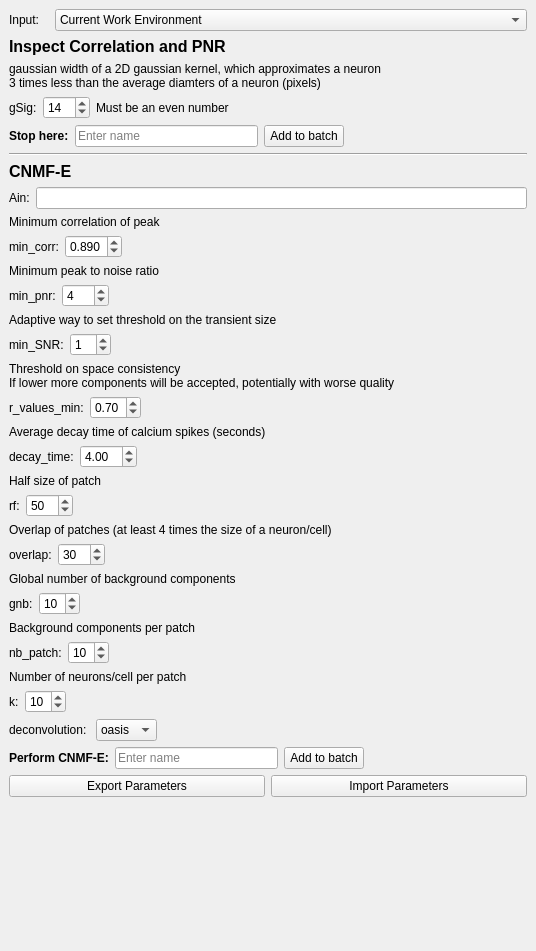
The window that mesmerize/viewer/modules/ui_files/cnmfe_pytemplate.ui (kushalkolar/MESmerize) describes before a commit, drawn with Qt 5.
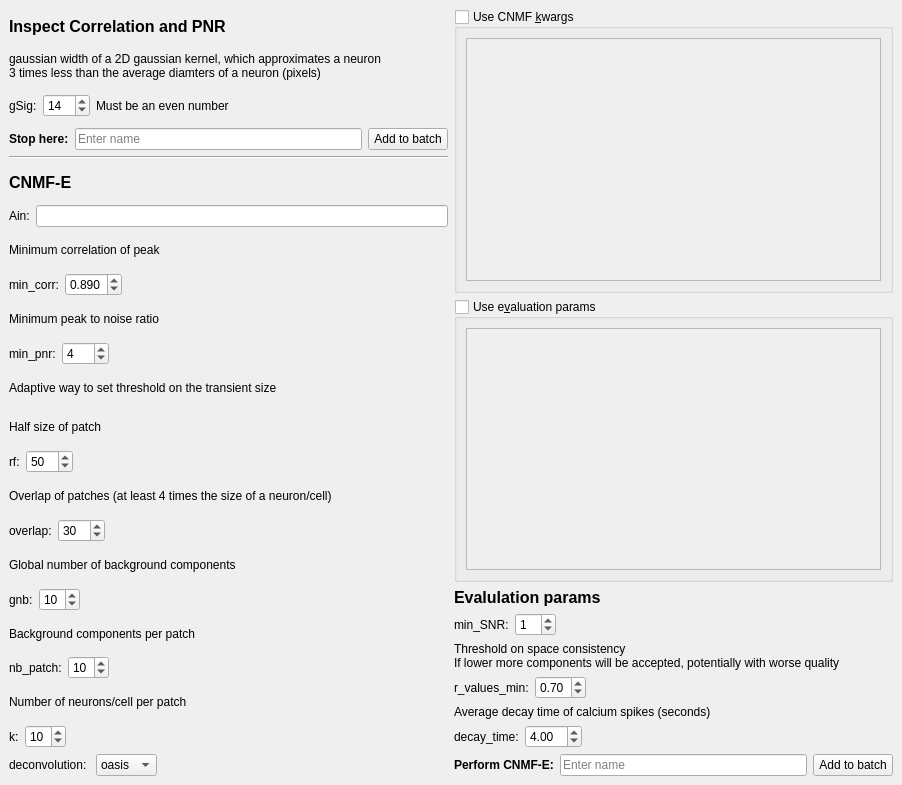
The same window after the commit.

Commit message: ui files for cnmf and cnmfe have kwarg entry boxes, not yet functionally implemented

Patch:
```diff
--- a/mesmerize/viewer/modules/ui_files/cnmfe_pytemplate.ui
+++ b/mesmerize/viewer/modules/ui_files/cnmfe_pytemplate.ui
@@ -9,8 +9,8 @@
    <rect>
     <x>0</x>
     <y>0</y>
-    <width>536</width>
-    <height>951</height>
+    <width>902</width>
+    <height>785</height>
    </rect>
   </property>
   <property name="floating">
@@ -20,39 +20,9 @@
    <string>&amp;CNMF-E</string>
   </property>
   <widget class="QWidget" name="dockWidgetContents">
-   <layout class="QVBoxLayout" name="verticalLayout">
-    <item>
      <layout class="QHBoxLayout" name="horizontalLayout_4">
       <item>
-       <widget class="QLabel" name="label_19">
-        <property name="minimumSize">
-         <size>
-          <width>0</width>
-          <height>0</height>
-         </size>
-        </property>
-        <property name="maximumSize">
-         <size>
-          <width>40</width>
-          <height>16777215</height>
-         </size>
-        </property>
-        <property name="text">
-         <string>Input:</string>
-        </property>
-       </widget>
-      </item>
-      <item>
-       <widget class="QComboBox" name="comboBoxInput">
-        <item>
-         <property name="text">
-          <string>Current Work Environment</string>
-         </property>
-        </item>
-       </widget>
-      </item>
-     </layout>
-    </item>
+     <layout class="QVBoxLayout" name="verticalLayout_2">
     <item>
      <widget class="QLabel" name="label_5">
       <property name="font">
@@ -154,19 +124,6 @@
         </property>
        </widget>
       </item>
-      <item>
-       <spacer name="horizontalSpacer_3">
-        <property name="orientation">
-         <enum>Qt::Horizontal</enum>
-        </property>
-        <property name="sizeHint" stdset="0">
-         <size>
-          <width>40</width>
-          <height>20</height>
-         </size>
-        </property>
-       </spacer>
-      </item>
      </layout>
     </item>
     <item>
@@ -299,126 +256,6 @@
       </property>
      </widget>
     </item>
-    <item>
-     <layout class="QHBoxLayout" name="horizontalLayout_8">
-      <item>
-       <widget class="QLabel" name="label_12">
-        <property name="text">
-         <string>min_SNR:</string>
-        </property>
-       </widget>
-      </item>
-      <item>
-       <widget class="QSpinBox" name="spinBoxMinSNR">
-        <property name="value">
-         <number>1</number>
-        </property>
-       </widget>
-      </item>
-      <item>
-       <spacer name="horizontalSpacer_6">
-        <property name="orientation">
-         <enum>Qt::Horizontal</enum>
-        </property>
-        <property name="sizeHint" stdset="0">
-         <size>
-          <width>40</width>
-          <height>20</height>
-         </size>
-        </property>
-       </spacer>
-      </item>
-     </layout>
-    </item>
-    <item>
-     <widget class="QLabel" name="label_14">
-      <property name="text">
-       <string>Threshold on space consistency 
-If lower more components will be accepted, potentially with worse quality</string>
-      </property>
-     </widget>
-    </item>
-    <item>
-     <layout class="QHBoxLayout" name="horizontalLayout_9">
-      <item>
-       <widget class="QLabel" name="label_15">
-        <property name="text">
-         <string>r_values_min:</string>
-        </property>
-       </widget>
-      </item>
-      <item>
-       <widget class="QDoubleSpinBox" name="doubleSpinBoxRValuesMin">
-        <property name="maximum">
-         <double>1.000000000000000</double>
-        </property>
-        <property name="singleStep">
-         <double>0.025000000000000</double>
-        </property>
-        <property name="value">
-         <double>0.700000000000000</double>
-        </property>
-       </widget>
-      </item>
-      <item>
-       <spacer name="horizontalSpacer_7">
-        <property name="orientation">
-         <enum>Qt::Horizontal</enum>
-        </property>
-        <property name="sizeHint" stdset="0">
-         <size>
-          <width>40</width>
-          <height>20</height>
-         </size>
-        </property>
-       </spacer>
-      </item>
-     </layout>
-    </item>
-    <item>
-     <widget class="QLabel" name="label_17">
-      <property name="text">
-       <string>Average decay time of calcium spikes (seconds)</string>
-      </property>
-     </widget>
-    </item>
-    <item>
-     <layout class="QHBoxLayout" name="horizontalLayout_10">
-      <item>
-       <widget class="QLabel" name="label_16">
-        <property name="text">
-         <string>decay_time:</string>
-        </property>
-       </widget>
-      </item>
-      <item>
-       <widget class="QDoubleSpinBox" name="doubleSpinBoxDecayTime">
-        <property name="minimum">
-         <double>0.100000000000000</double>
-        </property>
-        <property name="singleStep">
-         <double>0.500000000000000</double>
-        </property>
-        <property name="value">
-         <double>4.000000000000000</double>
-        </property>
-       </widget>
-      </item>
-      <item>
-       <spacer name="horizontalSpacer_8">
-        <property name="orientation">
-         <enum>Qt::Horizontal</enum>
-        </property>
-        <property name="sizeHint" stdset="0">
-         <size>
-          <width>40</width>
-          <height>20</height>
-         </size>
-        </property>
-       </spacer>
-      </item>
-     </layout>
-    </item>
     <item>
      <widget class="QLabel" name="label_24">
       <property name="text">
@@ -667,6 +504,201 @@
       </item>
      </layout>
     </item>
+     </layout>
+    </item>
+    <item>
+     <layout class="QVBoxLayout" name="verticalLayout">
+      <item>
+       <widget class="QGroupBox" name="groupBox_cnmf_kwargs">
+        <property name="toolTip">
+         <string>You can enter additional kwargs to pass for CNMF instantiation.
+Use single quotes for strings, do not use double quotes.</string>
+        </property>
+        <property name="statusTip">
+         <string/>
+        </property>
+        <property name="title">
+         <string>Use CNMF &amp;kwargs</string>
+        </property>
+        <property name="checkable">
+         <bool>true</bool>
+        </property>
+        <property name="checked">
+         <bool>false</bool>
+        </property>
+        <layout class="QVBoxLayout" name="verticalLayout_3">
+         <item>
+          <widget class="QPlainTextEdit" name="plainTextEdit_cnmf_kwargs">
+           <property name="toolTip">
+            <string>You can enter additional kwargs to pass for CNMF instantiation.
+Use single quotes for strings, do not use double quotes.</string>
+           </property>
+          </widget>
+         </item>
+        </layout>
+       </widget>
+      </item>
+      <item>
+       <widget class="QGroupBox" name="groupBox_eval_kwargs">
+        <property name="toolTip">
+         <string>You can enter additional parameters to use for component evaluation.
+Use single quotes for strings, do not use double quotes</string>
+        </property>
+        <property name="title">
+         <string>Use e&amp;valuation params</string>
+        </property>
+        <property name="checkable">
+         <bool>true</bool>
+        </property>
+        <property name="checked">
+         <bool>false</bool>
+        </property>
+        <layout class="QVBoxLayout" name="verticalLayout_5">
+         <item>
+          <widget class="QPlainTextEdit" name="plainTextEdit_eval_kwargs">
+           <property name="toolTip">
+            <string>You can enter additional parameters to use for component evaluation.
+Use single quotes for strings, do not use double quotes</string>
+           </property>
+          </widget>
+         </item>
+        </layout>
+       </widget>
+      </item>
+      <item>
+       <widget class="QLabel" name="label_23">
+        <property name="font">
+         <font>
+          <pointsize>12</pointsize>
+          <weight>75</weight>
+          <bold>true</bold>
+         </font>
+        </property>
+        <property name="text">
+         <string>Evalulation params</string>
+        </property>
+       </widget>
+      </item>
+      <item>
+       <layout class="QHBoxLayout" name="horizontalLayout_8">
+        <item>
+         <widget class="QLabel" name="label_12">
+          <property name="text">
+           <string>min_SNR:</string>
+          </property>
+         </widget>
+        </item>
+        <item>
+         <widget class="QSpinBox" name="spinBoxMinSNR">
+          <property name="value">
+           <number>1</number>
+          </property>
+         </widget>
+        </item>
+        <item>
+         <spacer name="horizontalSpacer_6">
+          <property name="orientation">
+           <enum>Qt::Horizontal</enum>
+          </property>
+          <property name="sizeHint" stdset="0">
+           <size>
+            <width>40</width>
+            <height>20</height>
+           </size>
+          </property>
+         </spacer>
+        </item>
+       </layout>
+      </item>
+      <item>
+       <widget class="QLabel" name="label_14">
+        <property name="text">
+         <string>Threshold on space consistency 
+If lower more components will be accepted, potentially with worse quality</string>
+        </property>
+       </widget>
+      </item>
+      <item>
+       <layout class="QHBoxLayout" name="horizontalLayout_9">
+        <item>
+         <widget class="QLabel" name="label_15">
+          <property name="text">
+           <string>r_values_min:</string>
+          </property>
+         </widget>
+        </item>
+        <item>
+         <widget class="QDoubleSpinBox" name="doubleSpinBoxRValuesMin">
+          <property name="maximum">
+           <double>1.000000000000000</double>
+          </property>
+          <property name="singleStep">
+           <double>0.025000000000000</double>
+          </property>
+          <property name="value">
+           <double>0.700000000000000</double>
+          </property>
+         </widget>
+        </item>
+        <item>
+         <spacer name="horizontalSpacer_7">
+          <property name="orientation">
+           <enum>Qt::Horizontal</enum>
+          </property>
+          <property name="sizeHint" stdset="0">
+           <size>
+            <width>40</width>
+            <height>20</height>
+           </size>
+          </property>
+         </spacer>
+        </item>
+       </layout>
+      </item>
+      <item>
+       <widget class="QLabel" name="label_17">
+        <property name="text">
+         <string>Average decay time of calcium spikes (seconds)</string>
+        </property>
+       </widget>
+      </item>
+      <item>
+       <layout class="QHBoxLayout" name="horizontalLayout_10">
+        <item>
+         <widget class="QLabel" name="label_16">
+          <property name="text">
+           <string>decay_time:</string>
+          </property>
+         </widget>
+        </item>
+        <item>
+         <widget class="QDoubleSpinBox" name="doubleSpinBoxDecayTime">
+          <property name="minimum">
+           <double>0.100000000000000</double>
+          </property>
+          <property name="singleStep">
+           <double>0.500000000000000</double>
+          </property>
+          <property name="value">
+           <double>4.000000000000000</double>
+          </property>
+         </widget>
+        </item>
+        <item>
+         <spacer name="horizontalSpacer_8">
+          <property name="orientation">
+           <enum>Qt::Horizontal</enum>
+          </property>
+          <property name="sizeHint" stdset="0">
+           <size>
+            <width>40</width>
+            <height>20</height>
+           </size>
+          </property>
+         </spacer>
+        </item>
+       </layout>
+      </item>
     <item>
      <layout class="QHBoxLayout" name="horizontalLayout_11">
       <item>
@@ -696,52 +728,10 @@
         </property>
        </widget>
       </item>
-      <item>
-       <spacer name="horizontalSpacer_9">
-        <property name="orientation">
-         <enum>Qt::Horizontal</enum>
-        </property>
-        <property name="sizeHint" stdset="0">
-         <size>
-          <width>40</width>
-          <height>20</height>
-         </size>
-        </property>
-       </spacer>
-      </item>
-     </layout>
-    </item>
-    <item>
-     <layout class="QHBoxLayout" name="horizontalLayout_12">
-      <item>
-       <widget class="QPushButton" name="btnExport">
-        <property name="text">
-         <string>Export Parameters</string>
-        </property>
-       </widget>
-      </item>
-      <item>
-       <widget class="QPushButton" name="btnImport">
-        <property name="text">
-         <string>Import Parameters</string>
-        </property>
-       </widget>
-      </item>
+       </layout>
+      </item>
      </layout>
     </item>
-    <item>
-     <spacer name="verticalSpacer">
-      <property name="orientation">
-       <enum>Qt::Vertical</enum>
-      </property>
-      <property name="sizeHint" stdset="0">
-       <size>
-        <width>20</width>
-        <height>40</height>
-       </size>
-      </property>
-     </spacer>
-    </item>
    </layout>
   </widget>
  </widget>
```
Left out of the diff: 13 changed lines with no effect on the pictures. Lines whose indentation alone changed are shown as unchanged. The commit also changes 1 other file.
